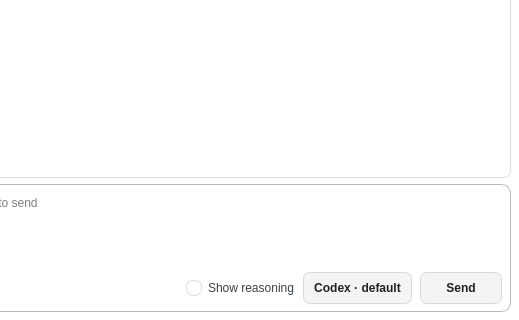
This is ai_agent.ui in frankyeh/DSI-Studio as Qt 5 draws it before an edit; both pictures show x 581 to 1100 and y 380 to 700 of the 1100 by 700 pixel window. The edited form follows.
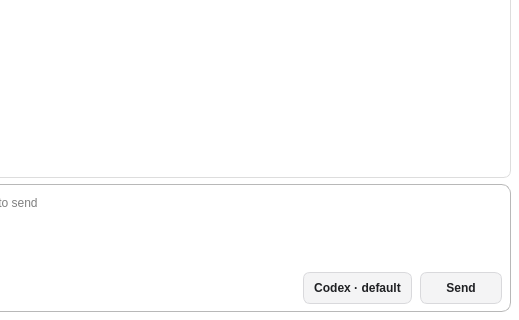
This is the edited form. Icons and pictures are not drawn.

Commit message: remove show thinking

The edit to the form file:
```diff
--- a/ai_agent.ui
+++ b/ai_agent.ui
@@ -92,21 +92,6 @@
 QPushButton#ai_quick_settings:pressed {
     background-color: #dadce0;
 }
-QCheckBox#ai_show_reasoning {
-    color: #3c4043;
-    spacing: 6px;
-}
-QCheckBox#ai_show_reasoning::indicator {
-    width: 14px;
-    height: 14px;
-    border-radius: 7px;
-    border: 1px solid #dadce0;
-    background: #ffffff;
-}
-QCheckBox#ai_show_reasoning::indicator:checked {
-    background: #1a73e8;
-    border-color: #1a73e8;
-}
 QWidget#tab_8 QComboBox {
     color: #202124;
     background-color: #f7f7f8;
@@ -504,19 +489,6 @@
              </property>
             </spacer>
            </item>
-           <item row="1" column="4">
-            <widget class="QCheckBox" name="ai_show_reasoning">
-             <property name="toolTip">
-              <string>Show AI reasoning messages in chat history</string>
-             </property>
-             <property name="text">
-              <string>Show reasoning</string>
-             </property>
-             <property name="checked">
-              <bool>false</bool>
-             </property>
-            </widget>
-           </item>
           </layout>
          </widget>
         </item>
```
The commit also changes 1 other file.
